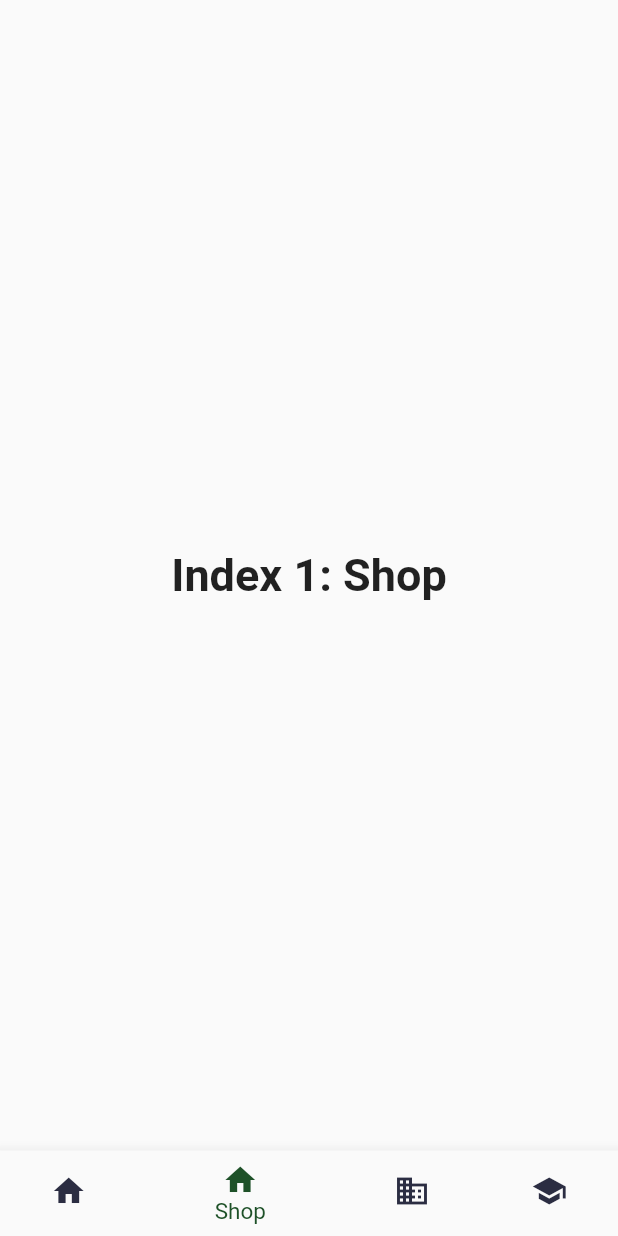
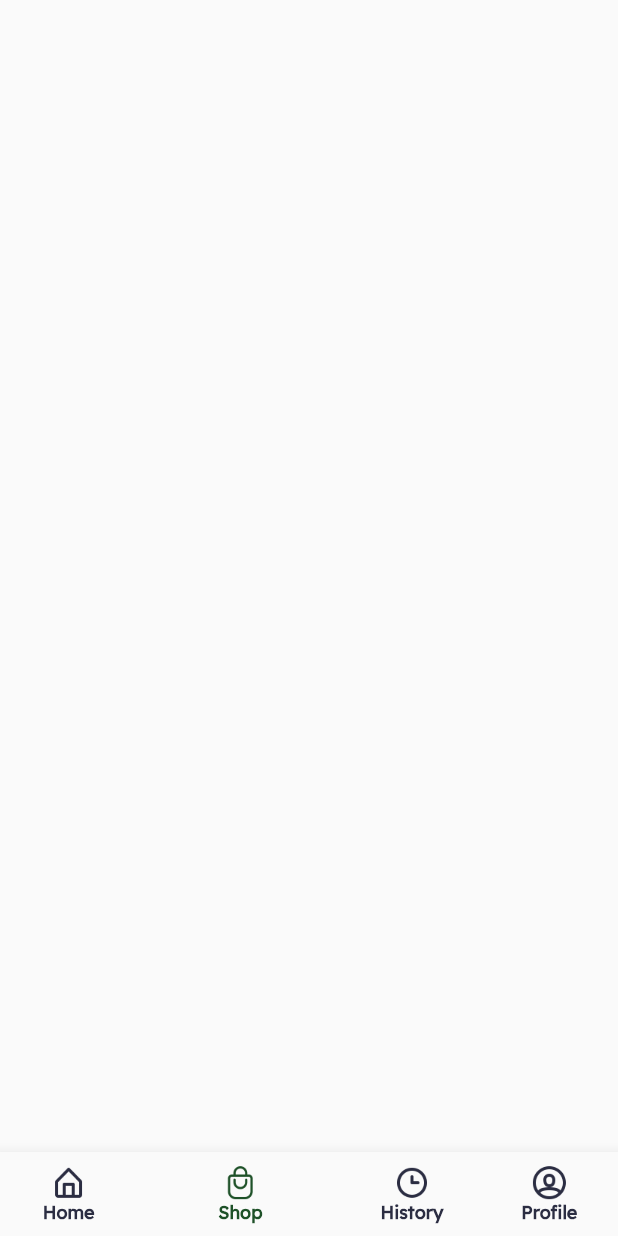
Before and after one commit to eicheich/pas_bisnis_2022, a Flutter app: the screen it shows after launch, item 2 of the bottom bar chosen, on a phone screen of 412 x 824 dp. Run offline on Flutter 3.47's test engine with Material 2 defaults, Android fonts, the phone set to English and light mode, and no system bars; our stand-ins replace animated_splash_screen, page_transition.

Commit message:
Style [WA] bottom_bar

```diff
--- /dev/null
+++ b/lib/view/History.dart
@@ -0,0 +1,15 @@
+import 'package:flutter/material.dart';
+
+class History extends StatefulWidget {
+  const History({Key? key}) : super(key: key);
+
+  @override
+  State<History> createState() => _HistoryState();
+}
+
+class _HistoryState extends State<History> {
+  @override
+  Widget build(BuildContext context) {
+    return Scaffold();
+  }
+}
--- a/lib/view/Navigation.dart
+++ b/lib/view/Navigation.dart
@@ -1,52 +1,29 @@
 import 'package:flutter/material.dart';
+import 'package:pas_bisnis_2022/shared/hexConvert.dart';
+import 'package:pas_bisnis_2022/view/History.dart';
 import 'package:pas_bisnis_2022/view/Home.dart';
+import 'package:pas_bisnis_2022/view/Notif.dart';
+import 'package:pas_bisnis_2022/view/Profile.dart';
 
-void main() => runApp(const Navigation());
-
-class Navigation extends StatelessWidget {
-  const Navigation({super.key});
-
-  static const String _title = 'Flutter Code Sample';
+class Navigation extends StatefulWidget {
+  const Navigation({Key? key}) : super(key: key);
 
   @override
-  Widget build(BuildContext context) {
-    return const MaterialApp(
-      title: _title,
-      home: MyStatefulWidget(),
-    );
-  }
+  State<Navigation> createState() => _NavigationState();
 }
 
-class MyStatefulWidget extends StatefulWidget {
-  const MyStatefulWidget({super.key});
-
-  @override
-  State<MyStatefulWidget> createState() => _MyStatefulWidgetState();
-}
-
-class _MyStatefulWidgetState extends State<MyStatefulWidget> {
-  int _selectedIndex = 0;
-  static const TextStyle optionStyle =
-      TextStyle(fontSize: 30, fontWeight: FontWeight.bold);
+class _NavigationState extends State<Navigation> {
+  int _selectedNavbar = 0;
   static const List<Widget> _widgetOptions = <Widget>[
     Home(),
-    Text(
-      'Index 1: Shop',
-      style: optionStyle,
-    ),
-    Text(
-      'Index 2: History',
-      style: optionStyle,
-    ),
-    Text(
-      'Index 3: Profile',
-      style: optionStyle,
-    ),
+    Notif(),
+    History(),
+    Profile(),
   ];
 
-  void _onItemTapped(int index) {
+  void _changeSelectedNavBar(int index) {
     setState(() {
-      _selectedIndex = index;
+      _selectedNavbar = index;
     });
   }
 
@@ -54,34 +31,59 @@ class _MyStatefulWidgetState extends State<MyStatefulWidget> {
   Widget build(BuildContext context) {
     return Scaffold(
       body: Center(
-        child: _widgetOptions.elementAt(_selectedIndex),
+        child: _widgetOptions.elementAt(_selectedNavbar),
       ),
       bottomNavigationBar: BottomNavigationBar(
         items: const <BottomNavigationBarItem>[
           BottomNavigationBarItem(
-            icon: Icon(Icons.home),
+            icon: ImageIcon(
+              AssetImage('assets/images/home.png'),
+            ),
+            activeIcon: ImageIcon(
+              AssetImage('assets/images/home.png'),
+            ),
             label: 'Home',
           ),
           BottomNavigationBarItem(
-            icon: Icon(Icons.home),
+            icon: ImageIcon(
+              AssetImage(
+                'assets/images/shop.png',
+              ),
+            ),
+            activeIcon: ImageIcon(
+              AssetImage('assets/images/shop.png'),
+            ),
             label: 'Shop',
           ),
           BottomNavigationBarItem(
-            icon: Icon(Icons.business),
+            icon: ImageIcon(
+              AssetImage('assets/images/history.png'),
+            ),
+            activeIcon: ImageIcon(
+              AssetImage('assets/images/history.png'),
+            ),
             label: 'History',
           ),
           BottomNavigationBarItem(
-            icon: Icon(Icons.school),
+            icon: ImageIcon(
+              AssetImage('assets/images/user.png'),
+            ),
+            activeIcon: ImageIcon(
+              AssetImage('assets/images/user.png'),
+            ),
             label: 'Profile',
           ),
         ],
-        currentIndex: _selectedIndex,
+        currentIndex: _selectedNavbar,
+        iconSize: 24,
         selectedItemColor: Color(0xFF1E5128),
-        onTap: _onItemTapped,
-        selectedFontSize: 15,
-        unselectedFontSize: 15,
         unselectedItemColor: Color(0xFF2B2D42),
-        unselectedLabelStyle: TextStyle(color: Color(0xFF2B2D42)),
+        showUnselectedLabels: true,
+        selectedLabelStyle: TextStyle(
+            fontFamily: "Lexend", fontWeight: FontWeight.w600, fontSize: 12),
+        unselectedLabelStyle: TextStyle(
+            fontFamily: "Lexend", fontWeight: FontWeight.w600, fontSize: 12),
+        onTap: _changeSelectedNavBar,
       ),
     );
   }
--- /dev/null
+++ b/lib/view/Notif.dart
@@ -0,0 +1,15 @@
+import 'package:flutter/material.dart';
+
+class Notif extends StatefulWidget {
+  const Notif({Key? key}) : super(key: key);
+
+  @override
+  State<Notif> createState() => _NotifState();
+}
+
+class _NotifState extends State<Notif> {
+  @override
+  Widget build(BuildContext context) {
+    return Scaffold();
+  }
+}
--- /dev/null
+++ b/lib/view/Profile.dart
@@ -0,0 +1,15 @@
+import 'package:flutter/material.dart';
+
+class Profile extends StatefulWidget {
+  const Profile({Key? key}) : super(key: key);
+
+  @override
+  State<Profile> createState() => _ProfileState();
+}
+
+class _ProfileState extends State<Profile> {
+  @override
+  Widget build(BuildContext context) {
+    return Scaffold();
+  }
+}
```
Also changed, not shown: pubspec.yaml (+8 -0 lines), assets/images/history.png (added), assets/images/home.png (added), assets/images/selectedHistory.png (added), assets/images/selectedHome.png (added), assets/images/selectedShop.png (added), assets/images/selectedUser.png (added), assets/images/shop.png (added), assets/images/user.png (added).
